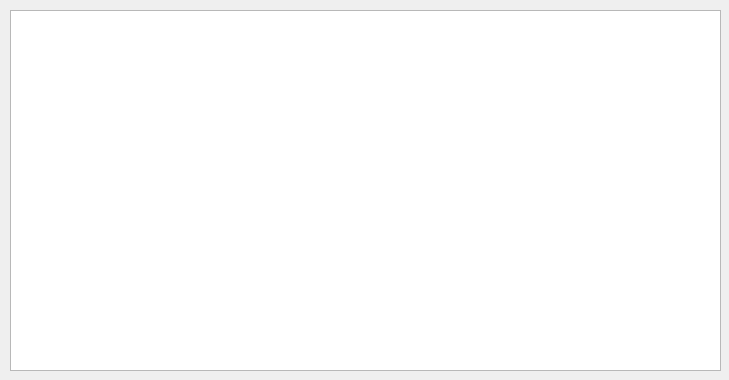
Before: the Qt Designer form main.ui in funcargobull/cappuccino, drawn with Qt 5.
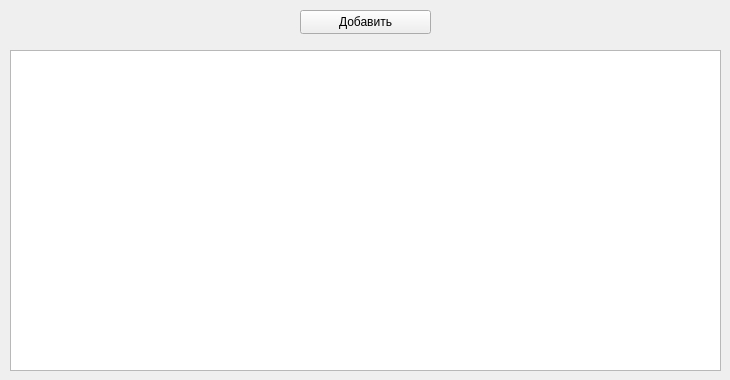
After: the same form once the commit is applied.

```diff
--- a/main.ui
+++ b/main.ui
@@ -6,7 +6,7 @@
    <rect>
     <x>0</x>
     <y>0</y>
-    <width>729</width>
+    <width>730</width>
     <height>380</height>
    </rect>
   </property>
@@ -18,12 +18,25 @@
     <property name="geometry">
      <rect>
       <x>10</x>
-      <y>10</y>
+      <y>50</y>
       <width>711</width>
-      <height>361</height>
+      <height>321</height>
      </rect>
     </property>
    </widget>
+   <widget class="QPushButton" name="addButton">
+    <property name="geometry">
+     <rect>
+      <x>300</x>
+      <y>10</y>
+      <width>131</width>
+      <height>24</height>
+     </rect>
+    </property>
+    <property name="text">
+     <string>Добавить</string>
+    </property>
+   </widget>
   </widget>
  </widget>
  <resources/>
```
